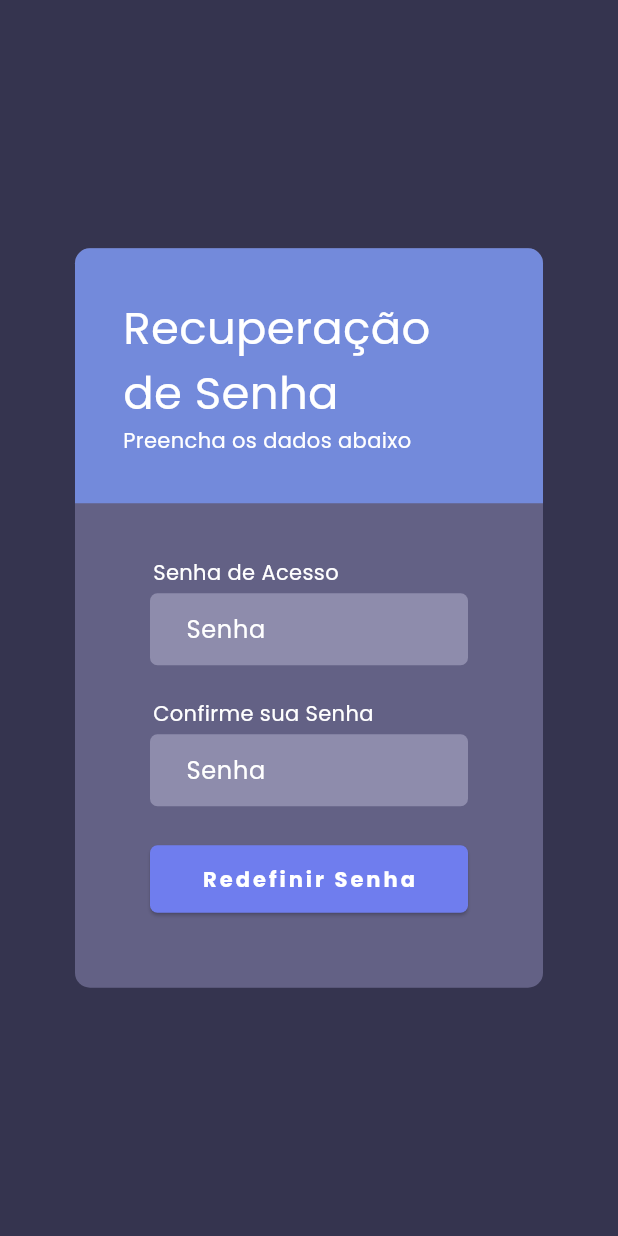
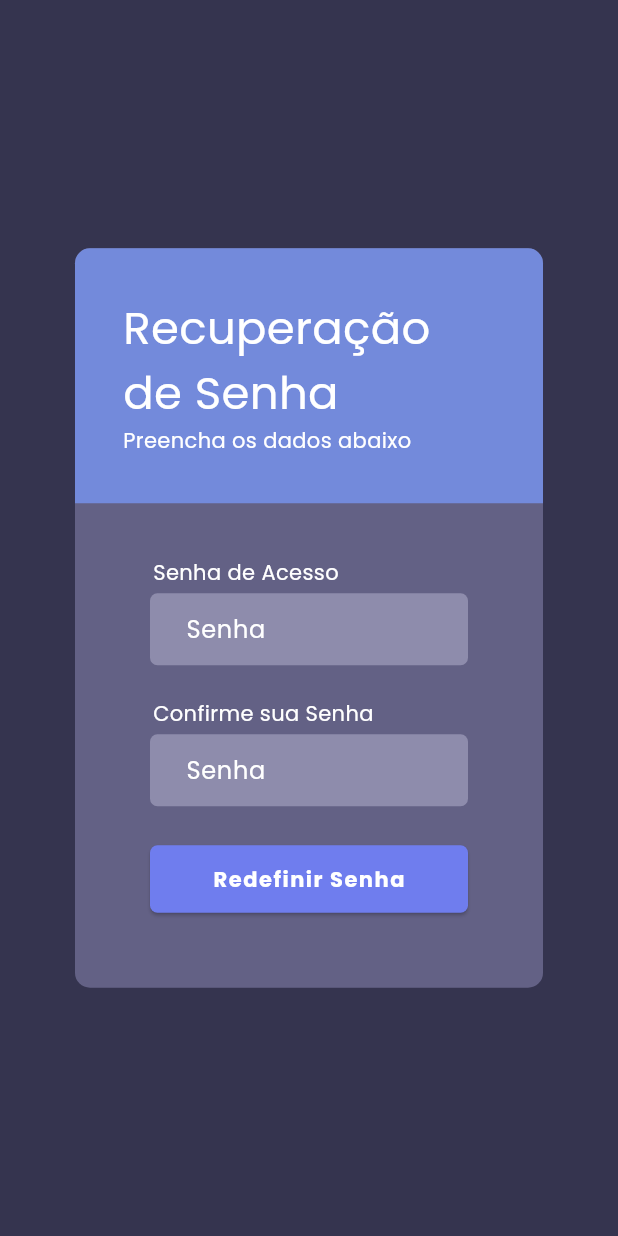
Before and after one commit to JacksonECO/tfg_school_front, a Flutter app: the ResetPasswordPage screen opened directly with empty values, on a phone screen of 412 x 824 dp. Run offline on Flutter 3.47's test engine with Material 2 defaults, Android fonts, the light colour scheme and no system bars; our stand-ins replace dio, flutter_easyloading, flutter_mobx, flutter_modular, google_fonts, image_picker and 2 more; missing offline and left inert: sweet_cookie, validatorless; accounts and stored records are empty; generated files the repository leaves out were written again; network calls fail.

Commit message:
Changing Some Styles

```diff
--- a/lib/src/components/button.dart
+++ b/lib/src/components/button.dart
@@ -40,7 +40,7 @@ class Button extends StatefulWidget {
       onPressed: onPressed,
       color: CustomColors.i.blue,
       withBorder: false,
-      height: 46,
+      height: 48,
       width: width,
       borderRadius: 8,
     );
@@ -56,7 +56,7 @@ class Button extends StatefulWidget {
       onPressed: onPressed,
       color: CustomColors.i.green,
       withBorder: false,
-      height: 46,
+      height: 48,
       width: width,
       borderRadius: 8,
     );
@@ -90,8 +90,9 @@ class _ButtonState extends State<Button> {
         style: ElevatedButton.styleFrom(
           backgroundColor: widget.color,
           shape: RoundedRectangleBorder(
-            borderRadius:
-                widget.withRadius ? BorderRadius.circular(widget.borderRadius) : BorderRadius.zero,
+            borderRadius: widget.withRadius
+                ? BorderRadius.circular(widget.borderRadius)
+                : BorderRadius.zero,
             side: widget.withBorder
                 ? const BorderSide(color: Colors.black, width: 1)
                 : BorderSide.none,
@@ -100,37 +101,35 @@ class _ButtonState extends State<Button> {
         ),
         child: _isLoading
             ? SizedBox.square(
-                dimension: min<double>(widget.height, widget.width ?? double.infinity) - 15,
+                dimension: min<double>(
+                        widget.height, widget.width ?? double.infinity) -
+                    15,
                 child: CircularProgressIndicator.adaptive(
                   strokeWidth: 3,
                   backgroundColor: Colors.transparent,
                   valueColor: AlwaysStoppedAnimation<Color>(
-                      widget.color.computeLuminance() > 0.5 ? Colors.black : Colors.white),
+                      widget.color.computeLuminance() > 0.5
+                          ? Colors.black
+                          : Colors.white),
                 ),
               )
             : (widget.prefixIcon == null
-                ? Padding(
-                    padding: const EdgeInsets.all(8.0),
-                    child: FittedBox(
+                ? FittedBox(
                   child: Text(
                     widget.text,
-                        style: widget.textStyles ?? context.style.button,
+                    style: widget.textStyles ?? context.style.buttonAction,
                     textAlign: TextAlign.center,
-                      ),
                   ),
                 )
                 : Row(
                     mainAxisAlignment: MainAxisAlignment.spaceEvenly,
                     children: [
                       widget.prefixIcon!,
-                      Padding(
-                        padding: const EdgeInsets.all(8.0),
-                        child: FittedBox(
+                      FittedBox(
                         child: Text(
                           widget.text,
-                            style: widget.textStyles ?? context.style.button,
+                          style: widget.textStyles ?? context.style.buttonAction,
                           textAlign: TextAlign.center,
-                          ),
                         ),
                       )
                     ],
--- a/lib/src/components/footer_widget.dart
+++ b/lib/src/components/footer_widget.dart
@@ -16,7 +16,7 @@ class FooterWidget extends StatelessWidget {
         child: Column(mainAxisSize: MainAxisSize.min, children: [
           Text(
             'Trabalho FINAL de Graduação'.toUpperCase(),
-            style: context.style.robotoBlack.copyWith(
+            style: context.style.poppinsBlack.copyWith(
               fontSize: 26,
               color: Colors.white,
             ),
--- a/lib/src/components/login_widget.dart
+++ b/lib/src/components/login_widget.dart
@@ -41,7 +41,7 @@ class LoginWidget extends StatelessWidget {
                   children: [
                     Text(
                       controller.isSchool ? 'Portal da escola' : 'Portal Escolar',
-                      style: context.style.robotoMedium.copyWith(
+                      style: context.style.poppinsMedium.copyWith(
                         fontSize: 26,
                       ),
                     ),
--- a/lib/src/core/theme/custom_colors.dart
+++ b/lib/src/core/theme/custom_colors.dart
@@ -40,4 +40,7 @@ class CustomColors {
 
   /// #1C1C27
   Color get navBar => const Color(0xff1C1C27);
+
+  // #FF3B3B
+  Color get error => const Color(0xffFF3B3B);
 }
--- a/lib/src/core/theme/custom_text_styles.dart
+++ b/lib/src/core/theme/custom_text_styles.dart
@@ -6,13 +6,6 @@ class CustomTextStyle {
   static final CustomTextStyle _instance = CustomTextStyle._();
   static CustomTextStyle get i => _instance;
 
-  TextStyle get robotoLight => GoogleFonts.roboto(fontWeight: FontWeight.w300);
-  TextStyle get robotoRegular => GoogleFonts.roboto(fontWeight: FontWeight.w400);
-  TextStyle get robotoItalic => GoogleFonts.roboto(fontStyle: FontStyle.italic);
-  TextStyle get robotoMedium => GoogleFonts.roboto(fontWeight: FontWeight.w500);
-  TextStyle get robotoBold => GoogleFonts.roboto(fontWeight: FontWeight.w700);
-  TextStyle get robotoBlack => GoogleFonts.roboto(fontWeight: FontWeight.w900);
-
   TextStyle get interLight => GoogleFonts.inter(fontWeight: FontWeight.w300);
   TextStyle get interRegular => GoogleFonts.inter(fontWeight: FontWeight.w400);
   TextStyle get interMedium => GoogleFonts.inter(fontWeight: FontWeight.w500);
@@ -20,18 +13,37 @@ class CustomTextStyle {
   TextStyle get interBold => GoogleFonts.inter(fontWeight: FontWeight.w700);
   TextStyle get interBlack => GoogleFonts.inter(fontWeight: FontWeight.w900);
 
-  TextStyle get poppinsLight => GoogleFonts.poppins(fontWeight: FontWeight.w300);
-  TextStyle get poppinsRegular => GoogleFonts.poppins(fontWeight: FontWeight.w400);
-  TextStyle get poppinsMedium => GoogleFonts.poppins(fontWeight: FontWeight.w500);
-  TextStyle get poppinsSemiBold => GoogleFonts.poppins(fontWeight: FontWeight.w600);
+  TextStyle get poppinsLight =>
+      GoogleFonts.poppins(fontWeight: FontWeight.w300);
+  TextStyle get poppinsRegular =>
+      GoogleFonts.poppins(fontWeight: FontWeight.w400);
+  TextStyle get poppinsMedium =>
+      GoogleFonts.poppins(fontWeight: FontWeight.w500);
+  TextStyle get poppinsSemiBold =>
+      GoogleFonts.poppins(fontWeight: FontWeight.w600);
   TextStyle get poppinsBold => GoogleFonts.poppins(fontWeight: FontWeight.w700);
-  TextStyle get poppinsBlack => GoogleFonts.poppins(fontWeight: FontWeight.w900);
+  TextStyle get poppinsBlack =>
+      GoogleFonts.poppins(fontWeight: FontWeight.w900);
+  TextStyle get poppinsItalic =>
+      GoogleFonts.poppins(fontStyle: FontStyle.italic);
 
   //? Google Fonts Custom
   TextStyle get button => poppinsBold.copyWith(
+        fontSize: 16,
+        color: Colors.white,
+        letterSpacing: 1,
+      );
+
+  TextStyle get buttonAction => poppinsBold.copyWith(
         fontSize: 14,
         color: Colors.white,
-        letterSpacing: 2,
+        letterSpacing: 1,
+      );
+
+  TextStyle get crudTitle => poppinsBold.copyWith(
+        fontSize: 16,
+        color: Colors.white,
+        letterSpacing: 1,
       );
 }
 
--- a/lib/src/core/theme/theme_config.dart
+++ b/lib/src/core/theme/theme_config.dart
@@ -37,7 +37,7 @@ class ThemeConfig {
       errorBorder: border,
       focusedErrorBorder: border,
       disabledBorder: border,
-      errorStyle: CustomTextStyle.i.robotoItalic.copyWith(color: Colors.red, fontSize: 14),
+      errorStyle: CustomTextStyle.i.poppinsItalic.copyWith(color: Colors.red, fontSize: 14),
       contentPadding: const EdgeInsets.symmetric(horizontal: 20, vertical: 5),
     ),
     dividerColor: Colors.black,
```
Also changed, not shown: lib/src/components/leading_menu_widget.dart (+14 -8 lines), lib/src/module/home/widget/login_widget.dart (+13 -13 lines), lib/src/module/school/page/list_users_page.dart (+11 -6 lines), lib/src/module/school/widget/profile_user_widget.dart (+102 -71 lines), lib/src/module/school/widget/profile_widget.dart (+56 -50 lines), lib/src/module/school/widget/search_sub_header_widget.dart (+6 -3 lines). Lines whose indentation alone changed are shown as unchanged.
